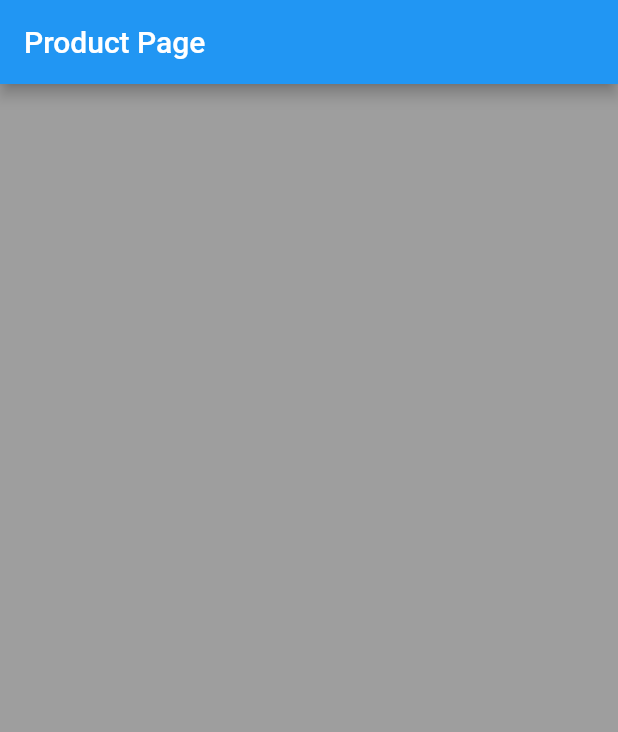
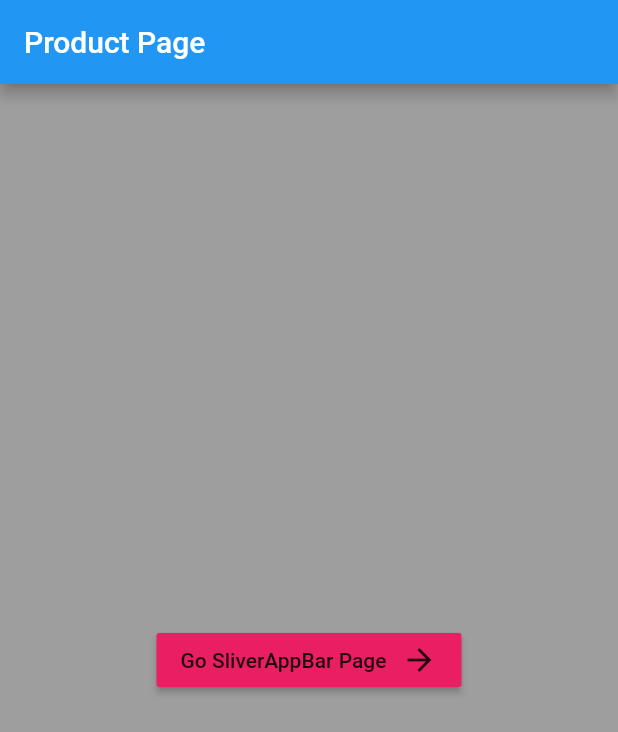
Before and after one commit to mahfuzur32785/btm_nav_sliver_appBar_flutter, a Flutter app: the ProductPage screen opened directly, on a phone screen of 412 x 824 dp. Shown: the top 732 px of the screen. Run offline on Flutter 3.47's test engine with Material 2 defaults, Android fonts, the phone set to English and light mode, and no system bars; missing offline and left inert: flip_box_bar_plus.

Commit message:
buttom nav button sliver appbar flutter

```diff
--- a/lib/screen/product_page.dart
+++ b/lib/screen/product_page.dart
@@ -1,3 +1,4 @@
+import 'package:buttom_nav/screen/sliver_appbar.dart';
 import 'package:flutter/material.dart';
 
 class ProductPage extends StatefulWidget {
@@ -14,6 +15,29 @@ class _ProductPageState extends State<ProductPage> {
       appBar: AppBar(
         title: Text("Product Page"),
       ),
+      body: Center(
+        child: Container(
+          child: Column(
+            mainAxisAlignment: MainAxisAlignment.center,
+            children: [
+              MaterialButton(
+                onPressed: (){
+                  Navigator.of(context).push(MaterialPageRoute(builder: (context)=>Sliver_App_Bar()));
+                },
+                color: Colors.pink,
+                child: Row(
+                  mainAxisSize: MainAxisSize.min,
+                  children: [
+                    Text('Go SliverAppBar Page'),
+                    SizedBox(width: 10,),
+                    Icon(Icons.arrow_forward),
+                  ],
+                )
+              ),
+            ],
+          ),
+        ),
+      ),
       backgroundColor: Colors.grey,
     );
   }
```
Also changed, not shown: lib/screen/navbar_home.dart (+8 -8 lines).
